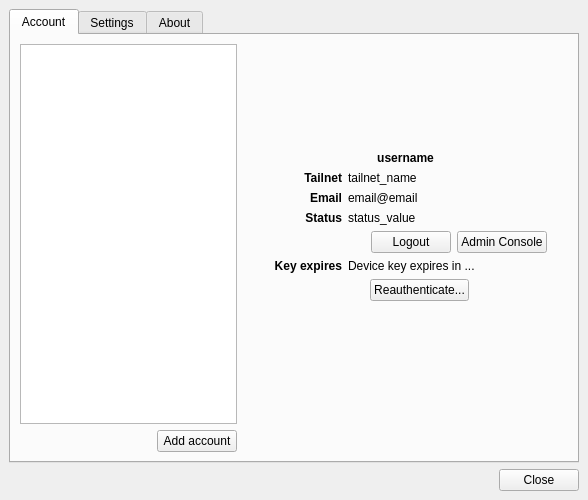
Before: the Qt Designer form MainWindow.ui in SneWs/tail-tray, drawn with Qt 5.
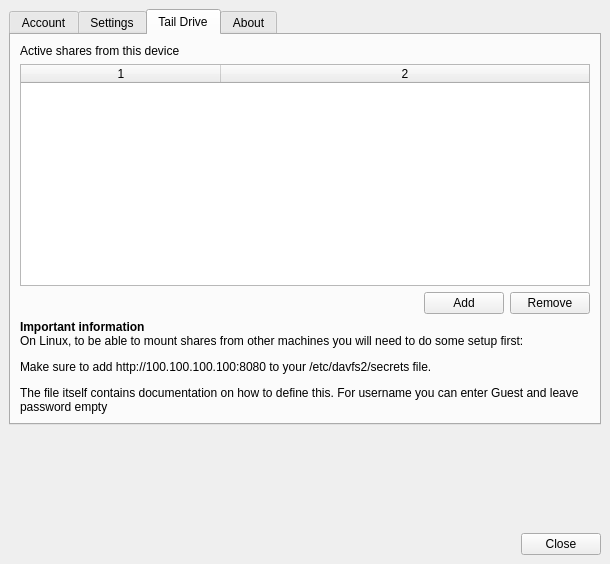
After: the same form once the commit is applied. Icons and pictures are not drawn.

Commit message: Start adding the settings UI for tail drive #13

Diff of the .ui file:
```diff
--- a/MainWindow.ui
+++ b/MainWindow.ui
@@ -9,8 +9,8 @@
    <rect>
     <x>0</x>
     <y>0</y>
-    <width>588</width>
-    <height>500</height>
+    <width>610</width>
+    <height>564</height>
    </rect>
   </property>
   <property name="sizePolicy">
@@ -52,7 +52,7 @@
        <enum>QTabWidget::TabPosition::North</enum>
       </property>
       <property name="currentIndex">
-       <number>0</number>
+       <number>2</number>
       </property>
       <property name="iconSize">
        <size>
@@ -998,6 +998,125 @@
         </item>
        </layout>
       </widget>
+      <widget class="QWidget" name="tabTailDrive">
+       <attribute name="icon">
+        <iconset theme="drive-removable-media"/>
+       </attribute>
+       <attribute name="title">
+        <string>Tail Drive</string>
+       </attribute>
+       <attribute name="toolTip">
+        <string>When tail drive is enabled, you can share folders from this machine over your tailnet</string>
+       </attribute>
+       <layout class="QVBoxLayout" name="verticalLayout_25">
+        <item>
+         <widget class="QLabel" name="label_2">
+          <property name="text">
+           <string>Active shares from this device</string>
+          </property>
+         </widget>
+        </item>
+        <item>
+         <widget class="QTableWidget" name="twSharedDrives">
+          <property name="selectionMode">
+           <enum>QAbstractItemView::SelectionMode::SingleSelection</enum>
+          </property>
+          <property name="selectionBehavior">
+           <enum>QAbstractItemView::SelectionBehavior::SelectRows</enum>
+          </property>
+          <property name="iconSize">
+           <size>
+            <width>22</width>
+            <height>22</height>
+           </size>
+          </property>
+          <property name="showGrid">
+           <bool>false</bool>
+          </property>
+          <property name="gridStyle">
+           <enum>Qt::PenStyle::SolidLine</enum>
+          </property>
+          <property name="wordWrap">
+           <bool>false</bool>
+          </property>
+          <property name="rowCount">
+           <number>1</number>
+          </property>
+          <property name="columnCount">
+           <number>2</number>
+          </property>
+          <attribute name="horizontalHeaderMinimumSectionSize">
+           <number>200</number>
+          </attribute>
+          <attribute name="horizontalHeaderDefaultSectionSize">
+           <number>200</number>
+          </attribute>
+          <attribute name="horizontalHeaderStretchLastSection">
+           <bool>true</bool>
+          </attribute>
+          <attribute name="verticalHeaderVisible">
+           <bool>false</bool>
+          </attribute>
+          <row/>
+          <column/>
+          <column/>
+         </widget>
+        </item>
+        <item>
+         <layout class="QHBoxLayout" name="horizontalLayout_27">
+          <item>
+           <spacer name="horizontalSpacer_24">
+            <property name="orientation">
+             <enum>Qt::Orientation::Horizontal</enum>
+            </property>
+            <property name="sizeHint" stdset="0">
+             <size>
+              <width>40</width>
+              <height>20</height>
+             </size>
+            </property>
+           </spacer>
+          </item>
+          <item>
+           <widget class="QPushButton" name="pushButton_2">
+            <property name="text">
+             <string>Add</string>
+            </property>
+           </widget>
+          </item>
+          <item>
+           <widget class="QPushButton" name="pushButton">
+            <property name="text">
+             <string>Remove</string>
+            </property>
+           </widget>
+          </item>
+         </layout>
+        </item>
+        <item>
+         <widget class="QLabel" name="label_7">
+          <property name="styleSheet">
+           <string notr="true">overflow-y: scroll</string>
+          </property>
+          <property name="text">
+           <string>&lt;html&gt;&lt;head/&gt;&lt;body&gt;&lt;p&gt;&lt;span style=&quot; font-weight:700;&quot;&gt;Important information&lt;br/&gt;&lt;/span&gt;On Linux, to be able to mount shares from other machines you will need to do some setup first:&lt;/p&gt;&lt;p&gt;Make sure to add http://100.100.100.100:8080 to your &lt;span style=&quot; font-family:'monospace';&quot;&gt;/etc/davfs2/secrets&lt;/span&gt; file.&lt;/p&gt;&lt;p&gt;The file itself contains documentation on how to define this. For username you can enter Guest and leave password empty&lt;/p&gt;&lt;/body&gt;&lt;/html&gt;</string>
+          </property>
+          <property name="textFormat">
+           <enum>Qt::TextFormat::RichText</enum>
+          </property>
+          <property name="alignment">
+           <set>Qt::AlignmentFlag::AlignLeading|Qt::AlignmentFlag::AlignLeft|Qt::AlignmentFlag::AlignTop</set>
+          </property>
+          <property name="wordWrap">
+           <bool>true</bool>
+          </property>
+          <property name="openExternalLinks">
+           <bool>true</bool>
+          </property>
+         </widget>
+        </item>
+       </layout>
+      </widget>
       <widget class="QWidget" name="tabAbout">
        <attribute name="icon">
         <iconset theme="help-about"/>
```
Left out of the diff: 80 changed lines with no effect on the pictures. The commit also changes 5 other files.
